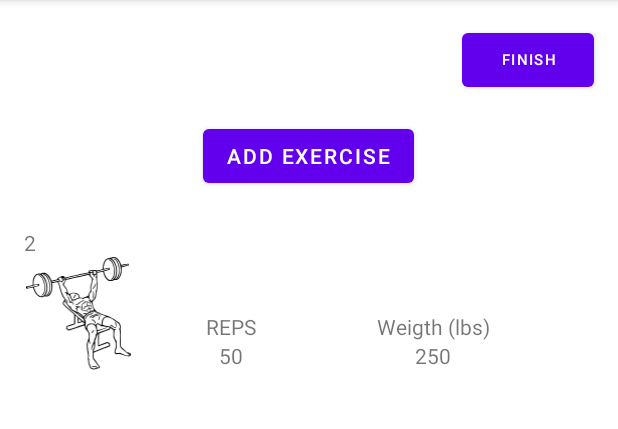
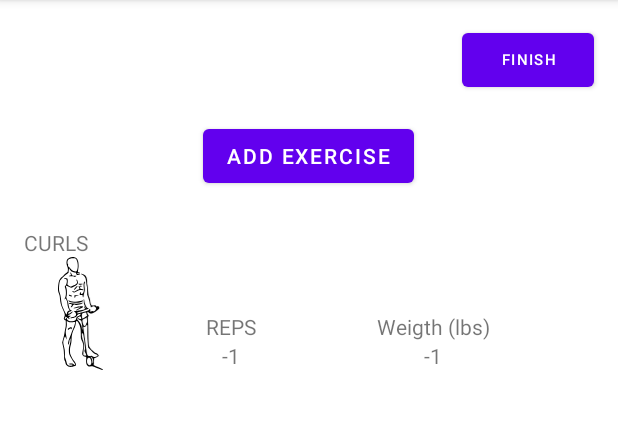
Before and after one commit to anthony-ruiz/my-workout-tracker, an Android app: the screen it shows after launch (MainActivity), after a tap on "ADD", on a phone screen of 412 x 824 dp, the part 84-513 px from its top. Run offline under Robolectric (Android 15) with nearby library versions, the phone set to English and light mode, and no system bars; our stand-ins replace Room's generated code, data binding; Roboto replaces fonts that are not available here; 1 other tap on this screen came first.

Commit message:
databinding mostlycmplete for woking now add all exercises

```diff
--- a/app/src/main/java/com/anthonyra95/android/myworkouttracker/database/Exercise.kt
+++ b/app/src/main/java/com/anthonyra95/android/myworkouttracker/database/Exercise.kt
@@ -6,7 +6,7 @@ import androidx.room.PrimaryKey
 
 @Entity(tableName ="exercise_table")
 data class Exercise (
-    @PrimaryKey(autoGenerate = true)
+    @PrimaryKey(autoGenerate = false)
     var exerciseId: Int = 0,
 
     @ColumnInfo(name = "exercise_name")
--- a/app/src/main/java/com/anthonyra95/android/myworkouttracker/database/WorkoutDatabase.kt
+++ b/app/src/main/java/com/anthonyra95/android/myworkouttracker/database/WorkoutDatabase.kt
@@ -7,7 +7,7 @@ import androidx.room.Room
 import androidx.room.RoomDatabase
 
 
-@Database(entities = [Workout::class, Exercise::class], version = 3, exportSchema = false)
+@Database(entities = [Workout::class, Exercise::class], version = 4, exportSchema = false)
 abstract  class WorkoutDatabase : RoomDatabase(){
 
     abstract  val workoutDatabaseDao : WorkoutDatabaseDao
--- a/app/src/main/java/com/anthonyra95/android/myworkouttracker/database/WorkoutDatabaseDao.kt
+++ b/app/src/main/java/com/anthonyra95/android/myworkouttracker/database/WorkoutDatabaseDao.kt
@@ -30,5 +30,11 @@ interface WorkoutDatabaseDao {
     @Query("SELECT * FROM working_sets_table WHERE  start_time_milli = (SELECT MAX(start_time_milli) FROM working_sets_table)")
     fun getCurrentWorkout() : LiveData<List<Workout>>
 
+//
+    @Insert
+    fun insertWorkout(exercise: Exercise)
+
+    @Query("SELECT * FROM exercise_table ORDER BY exerciseId ASC")
+    fun getAllExercises(): LiveData<List<Exercise>>
 
 }
--- a/app/src/main/java/com/anthonyra95/android/myworkouttracker/workoutracker/BindingUtils.kt
+++ b/app/src/main/java/com/anthonyra95/android/myworkouttracker/workoutracker/BindingUtils.kt
@@ -9,7 +9,7 @@ import com.anthonyra95.android.myworkouttracker.database.Workout
 
 
 
-@BindingAdapter("reps_text")
+@BindingAdapter("reps_field")
 fun TextView.setReps(item: Workout?) {
     item?.let {
         text = item.reps.toString()
--- a/app/src/main/java/com/anthonyra95/android/myworkouttracker/workoutracker/WorkoutAdapter.kt
+++ b/app/src/main/java/com/anthonyra95/android/myworkouttracker/workoutracker/WorkoutAdapter.kt
@@ -27,9 +27,8 @@ class WorkoutAdapter : ListAdapter<Workout, WorkoutAdapter.ViewHolder>(WorkoutDi
         //TODO add all of the other data that is needed for the viewholder
 
         fun bind(item: Workout){
-            val res = itemView.context.resources
-            binding.exerciseNameText.text = item.exerciseId.toString()
-            // holder.workoutId.text  TODO TRansform the ID into exercise name
+           binding.workingset = item
+            binding.executePendingBindings()
         }
 
         companion object {
--- a/app/src/main/res/layout/list_item_working_sets.xml
+++ b/app/src/main/res/layout/list_item_working_sets.xml
@@ -5,7 +5,7 @@
 
     <data>
         <variable
-            name="set"
+            name="workingset"
             type="com.anthonyra95.android.myworkouttracker.database.Workout" />
 
     </data>
@@ -15,7 +15,7 @@
         android:layout_height="wrap_content">
 
         <ImageView
-            android:id="@+id/exercise_inage"
+            android:id="@+id/exercise_image"
             android:layout_width="75dp"
             android:layout_height="75dp"
             android:layout_marginStart="16dp"
@@ -23,7 +23,8 @@
             app:layout_constraintBottom_toBottomOf="parent"
             app:layout_constraintStart_toStartOf="parent"
             app:srcCompat="@drawable/bench_press"
-            tools:srcCompat="@drawable/bench_press" />
+            tools:srcCompat="@drawable/bench_press"
+            app:exercise_image= "@{workingset}"/>
 
 
         <TextView
@@ -35,11 +36,12 @@
             android:fontFamily="@font/roboto"
             android:text="TextView"
             android:textSize="14sp"
-            app:layout_constraintBottom_toTopOf="@+id/exercise_inage"
+            app:layout_constraintBottom_toTopOf="@+id/exercise_image"
             app:layout_constraintStart_toStartOf="parent"
             app:layout_constraintTop_toTopOf="parent"
             app:layout_constraintVertical_bias="1.0"
-            tools:text="BenchPress" />
+            tools:text="BenchPress"
+            app:exercise_name_text= "@{workingset}"/>
 
         <TableLayout
             android:layout_width="0dp"
@@ -47,7 +49,7 @@
             android:layout_marginBottom="8dp"
             app:layout_constraintBottom_toBottomOf="parent"
             app:layout_constraintEnd_toEndOf="parent"
-            app:layout_constraintStart_toEndOf="@+id/exercise_inage"
+            app:layout_constraintStart_toEndOf="@+id/exercise_image"
             app:layout_constraintTop_toTopOf="@+id/exercise_name_text"
             app:layout_constraintVertical_bias="1.0">
 
@@ -71,7 +73,8 @@
                     android:gravity="center"
                     android:text="Weigth (lbs)"
                     tools:layout_editor_absoluteX="107dp"
-                    tools:layout_editor_absoluteY="629dp" />
+                    tools:layout_editor_absoluteY="629dp"
+                    />
             </TableRow>
 
             <TableRow
@@ -85,7 +88,8 @@
                     android:gravity="center"
                     android:text=" 50 "
                     tools:layout_editor_absoluteX="107dp"
-                    tools:layout_editor_absoluteY="629dp" />
+                    tools:layout_editor_absoluteY="629dp"
+                    app:reps_field="@{workingset }"/>
 
                 <TextView
                     android:id="@+id/weigth_field"
@@ -94,7 +98,8 @@
                     android:gravity="center"
                     android:text=" 250 "
                     tools:layout_editor_absoluteX="107dp"
-                    tools:layout_editor_absoluteY="629dp" />
+                    tools:layout_editor_absoluteY="629dp"
+                    app:weigth_field="@{workingset}"/>
 
             </TableRow>
 
```
